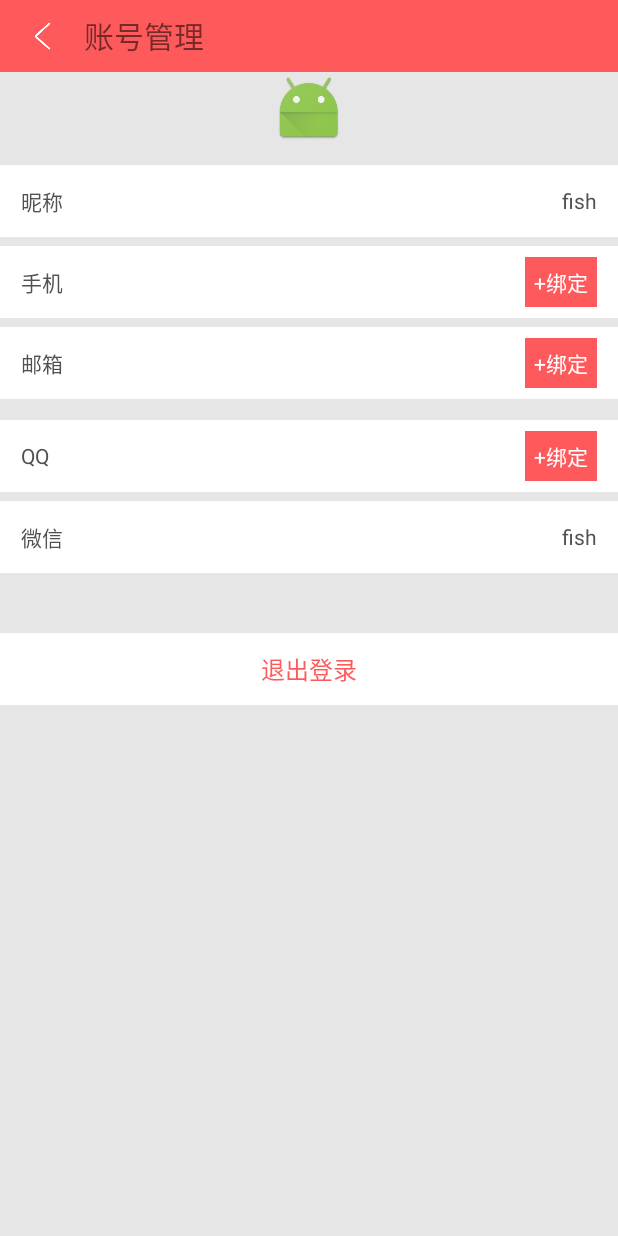
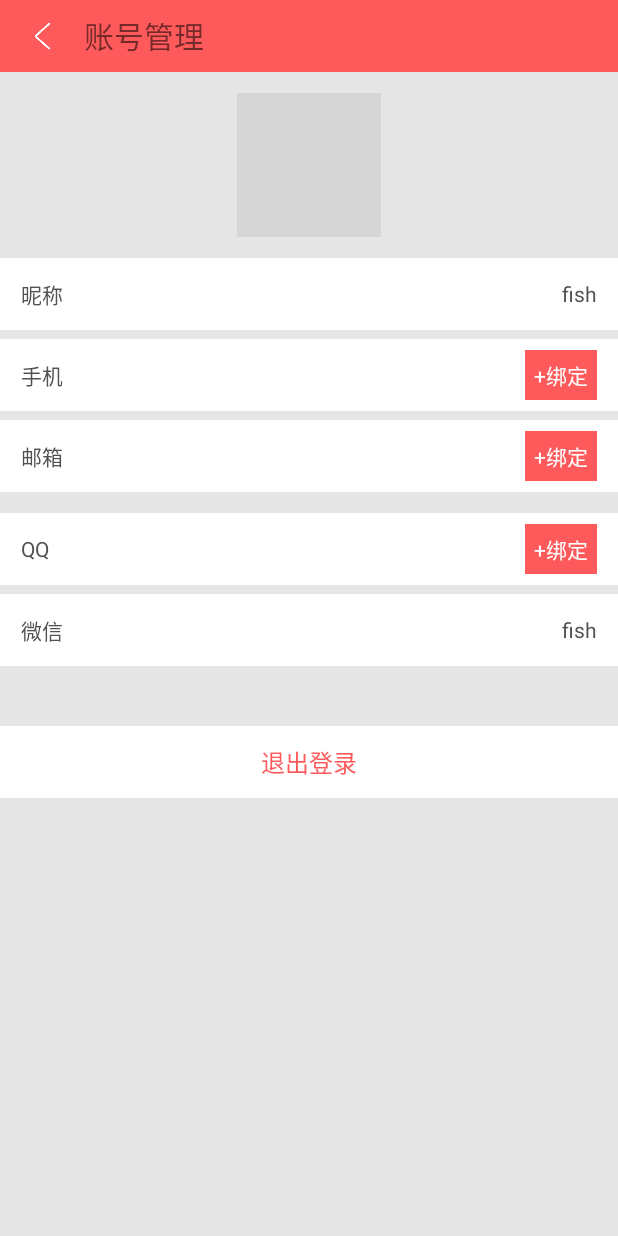
Before and after one commit to doudouyu/dailyLife, an Android app: the screen it shows after launch (NumberManageActivity), after a tap on an icon or button, on a phone screen of 412 x 824 dp. Run offline under Robolectric (Android 15) with nearby library versions, the phone set to English and light mode, and no system bars; 1 other tap on this screen came first; grey boxes are pictures that could not be loaded.

Commit message:
完善menu的一些布局  228

```diff
--- a/app/src/main/AndroidManifest.xml
+++ b/app/src/main/AndroidManifest.xml
@@ -23,6 +23,9 @@
         <activity android:name=".activity.InviteFriendActivity"/>
         <activity android:name=".activity.NumberManageActivity"/>
         <activity android:name=".activity.NumberBindActivity"/>
+        <activity android:name=".activity.SettingActivity"/>
+        <activity android:name=".activity.SuggestionActivity"/>
+        <activity android:name=".activity.AboutUsActivity"/>
     </application>
 
 </manifest>
--- a/app/src/main/java/life/bean/com/beanlife/activity/BaseActivity.java
+++ b/app/src/main/java/life/bean/com/beanlife/activity/BaseActivity.java
@@ -31,7 +31,6 @@ public abstract class BaseActivity extends AppCompatActivity implements View.OnC
         initView();
         dealCommon();
         initData();
-
     }
 
     public void dealCommon() {
--- a/app/src/main/java/life/bean/com/beanlife/fragment/BaseFragment.java
+++ b/app/src/main/java/life/bean/com/beanlife/fragment/BaseFragment.java
@@ -7,10 +7,6 @@ import android.support.v4.app.Fragment;
 import android.view.LayoutInflater;
 import android.view.View;
 import android.view.ViewGroup;
-
-import life.bean.com.beanlife.R;
-import life.bean.com.beanlife.utils.Common;
-
 /**
  * 作者 : bean on 2017/2/21/0021.
  * 注释 :
@@ -43,6 +39,15 @@ public abstract class BaseFragment extends Fragment implements View.OnClickListe
 
     @Override
     public void onClick(View v) {
+        switch (v.getId()){
+//            case R.id.selected:
+//                getFragmentManager().popBackStack();
+//                break;
+            default:
+                onInnerClick(v);
+                break;
+        }
+    }
 
-    }
+    public void onInnerClick(View v){}
 }
--- a/app/src/main/java/life/bean/com/beanlife/fragment/MenuFragment.java
+++ b/app/src/main/java/life/bean/com/beanlife/fragment/MenuFragment.java
@@ -1,5 +1,6 @@
 package life.bean.com.beanlife.fragment;
 
+import android.app.Activity;
 import android.content.Intent;
 import android.util.Log;
 import android.view.View;
@@ -11,7 +12,9 @@ import java.util.ArrayList;
 
 import life.bean.com.beanlife.R;
 import life.bean.com.beanlife.activity.MainActivity;
+import life.bean.com.beanlife.activity.NoticeActivity;
 import life.bean.com.beanlife.activity.NumberManageActivity;
+import life.bean.com.beanlife.activity.SettingActivity;
 import life.bean.com.beanlife.adapter.MyMenuAdapter;
 import life.bean.com.beanlife.bean.MenuInfo;
 
@@ -29,6 +32,7 @@ public class MenuFragment extends BaseFragment {
     private ImageView ivRing;
     private ImageView ivScan;
     private ImageView ivSetting;
+    private Intent intent;
 
     @Override
     public int getLayoutId() {
@@ -56,8 +60,6 @@ public class MenuFragment extends BaseFragment {
     @Override
     public void initData() {
         menu.setAdapter(new MyMenuAdapter(list, context));
-
-
     }
 
     @Override
@@ -94,16 +96,22 @@ public class MenuFragment extends BaseFragment {
         activity.getDrawerLayout().closeDrawer(activity.getMenuLayout());
         switch (v.getId()) {
             case R.id.icon:
-                Intent intent = new Intent(context,NumberManageActivity.class);
+                intent = new Intent(context,NumberManageActivity.class);
                 startActivity(intent);
                 break;
             case R.id.fresh:
                 break;
             case R.id.ring:
+                intent = new Intent(context,NoticeActivity.class);
+                startActivity(intent);
                 break;
             case R.id.scan:
+                intent = new Intent(context,NoticeActivity.class);
+                startActivity(intent);
                 break;
             case R.id.setting:
+                intent = new Intent(context,SettingActivity.class);
+                startActivity(intent);
                 break;
             default:
                 break;
--- a/app/src/main/res/layout/activity_number_manage.xml
+++ b/app/src/main/res/layout/activity_number_manage.xml
@@ -14,7 +14,8 @@
         android:layout_width="wrap_content"
         android:layout_height="wrap_content"
         android:layout_gravity="center_horizontal"
-        android:src="@mipmap/ic_launcher" />
+        android:layout_marginTop="@dimen/title_left"
+        android:src="@mipmap/circular_logo" />
 
     <RelativeLayout
         android:id="@+id/rl_name"
--- a/app/src/main/res/layout/layout_menu.xml
+++ b/app/src/main/res/layout/layout_menu.xml
@@ -15,7 +15,7 @@
             android:layout_marginTop="@dimen/title_top"
             android:layout_width="wrap_content"
             android:layout_height="wrap_content"
-            android:src="@mipmap/ic_launcher" />
+            android:src="@mipmap/circular_logo" />
 
         <TextView
             android:id="@+id/login"
@@ -24,6 +24,7 @@
             android:layout_below="@id/icon"
             android:layout_marginTop="@dimen/title_top"
             android:gravity="center"
+            android:layout_marginLeft="@dimen/title_left"
             android:textColor="@color/white"
             android:text="lunatic" />
 
--- a/app/src/main/res/layout/layout_suggestion.xml
+++ b/app/src/main/res/layout/layout_suggestion.xml
@@ -3,6 +3,7 @@
     android:layout_width="match_parent"
     android:layout_height="match_parent"
     android:background="@color/gray"
+    android:id="@+id/linear_layout"
     android:orientation="vertical">
 
     <RelativeLayout
--- a/app/src/main/res/values/dimens.xml
+++ b/app/src/main/res/values/dimens.xml
@@ -16,5 +16,6 @@
     <dimen name="dp2">2dp</dimen>
     <dimen name="dp60">60dp</dimen>
     <dimen name="detail_text_size_big16">16dp</dimen>
+    <dimen name="dp16">16dp</dimen>
 
 </resources>
```
Also changed, not shown: app/src/main/java/life/bean/com/beanlife/activity/NumberBindActivity.java (+102 -3 lines), app/src/main/res/mipmap-hdpi/book.png, app/src/main/res/mipmap-xhdpi/book.png (deleted).
